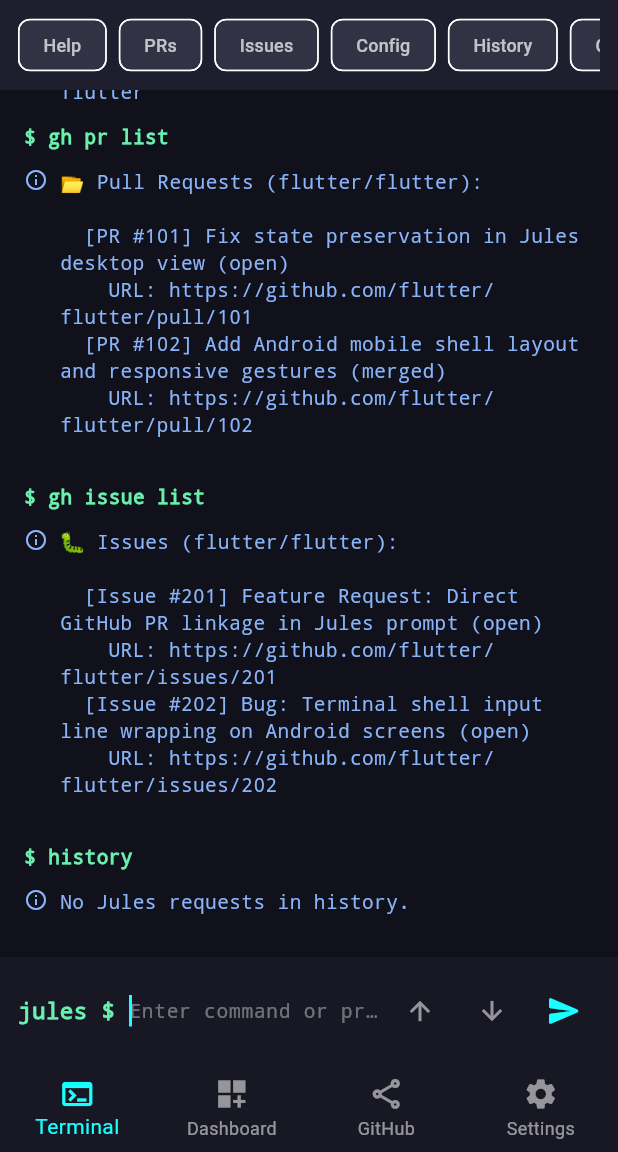
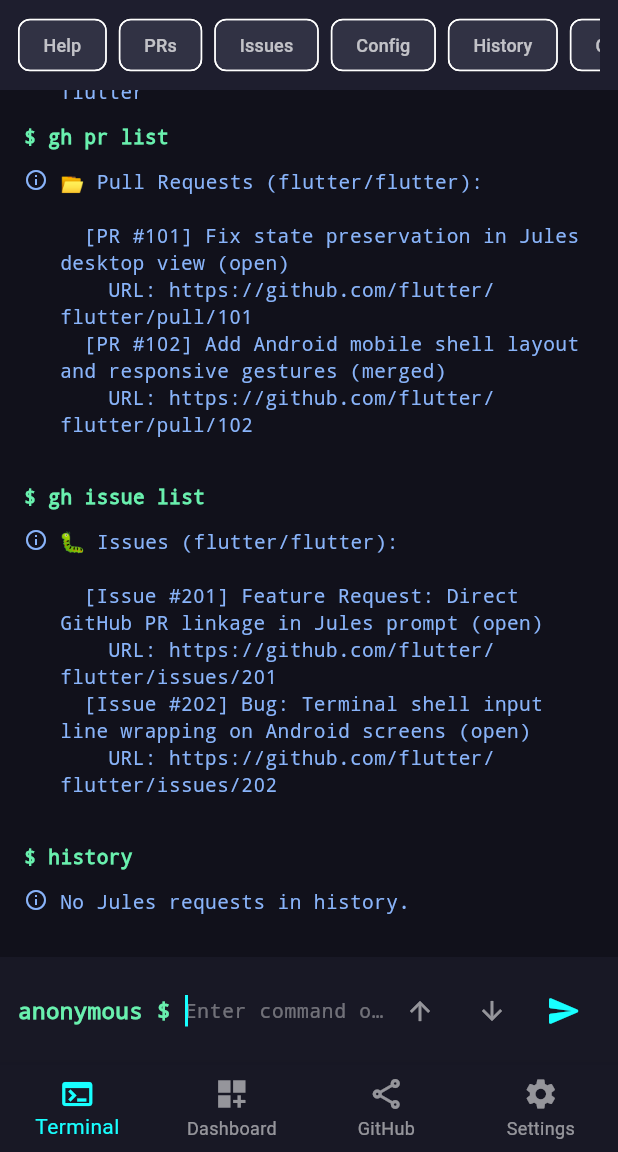
Before and after one commit to JakeDot/jnj, a Flutter app: the screen it shows after launch, after a tap on "PRs", after a tap on "Issues", after a tap on "History", on a phone screen of 412 x 824 dp, the part 84-1236 px from its top. Run offline on Flutter 3.47's test engine with Material 3 defaults, Android fonts, the phone set to English and light mode, and no system bars; our stand-ins replace shared_preferences; network calls fail.

Commit message:
feat(terminal): add anonymous prompt for unidentified users and /root mode auto-approval
- Default unidentified users to 'anonymous $' prompt label
- Add /root command toggle for root mode (# prompt ending symbol & plan auto-approval)
- Add unit & widget tests verifying prompt labels and root mode toggle

Co-authored-by: JakeDot <12250212+JakeDot@users.noreply.github.com>

```diff
--- a/lib/services/shell_engine.dart
+++ b/lib/services/shell_engine.dart
@@ -23,6 +23,7 @@ class ShellEngine {
   late final UnmodifiableListView<JulesRequest> _unmodifiableRequestHistory = UnmodifiableListView(_requestHistory);
 
   GitHubItem? _activeGitHubContext;
+  bool _isRootMode = false;
 
   ShellEngine({
     required this.julesApiService,
@@ -41,6 +42,7 @@ class ShellEngine {
   List<String> get commandHistory => _unmodifiableCommandHistory;
   List<JulesRequest> get requestHistory => _unmodifiableRequestHistory;
   GitHubItem? get activeGitHubContext => _activeGitHubContext;
+  bool get isRootMode => _isRootMode;
 
   void setRequests(List<JulesRequest> requests) {
     _requestHistory.clear();
@@ -78,6 +80,14 @@ class ShellEngine {
     final parsed = ParsedCommand.parse(input);
 
     switch (parsed.command) {
+      case '/root':
+      case 'root':
+        _isRootMode = !_isRootMode;
+        final statusMsg = _isRootMode
+            ? '🔓 Root Mode ENABLED (# prompt active). AI model plans are auto-approved.'
+            : '🔒 Root Mode DISABLED (\$ prompt active).';
+        return _addAndReturn(ShellOutput(content: statusMsg, type: ShellOutputType.info));
+
       case 'help':
       case 'h':
       case '?':
@@ -176,8 +186,9 @@ class ShellEngine {
 
     _requestHistory.insert(0, request);
 
+    final autoApprovalBanner = _isRootMode ? ' [AUTO-APPROVED]' : '';
     final out = ShellOutput(
-      content: '✅ Jules Execution Complete:\n\n${request.response}',
+      content: '✅ Jules Execution Complete$autoApprovalBanner:\n\n${request.response}',
       type: ShellOutputType.success,
       request: request,
     );
--- a/lib/views/terminal_view.dart
+++ b/lib/views/terminal_view.dart
@@ -163,11 +163,12 @@ class _TerminalViewState extends State<TerminalView> {
               Builder(
                 builder: (context) {
                   final userId = widget.shellEngine.julesApiService.config.firebaseUserId.trim();
-                  final promptLabel = (userId.isNotEmpty && userId != 'default_user') ? userId : 'jules';
+                  final promptLabel = (userId.isNotEmpty && userId != 'default_user') ? userId : 'anonymous';
+                  final symbol = widget.shellEngine.isRootMode ? '#' : '\$';
                   return Text(
-                    '$promptLabel \$ ',
-                    style: const TextStyle(
-                      color: Colors.greenAccent,
+                    '$promptLabel $symbol ',
+                    style: TextStyle(
+                      color: widget.shellEngine.isRootMode ? Colors.redAccent : Colors.greenAccent,
                       fontFamily: 'monospace',
                       fontWeight: FontWeight.bold,
                       fontSize: 15,
```
Also changed, not shown: 2 other files.
